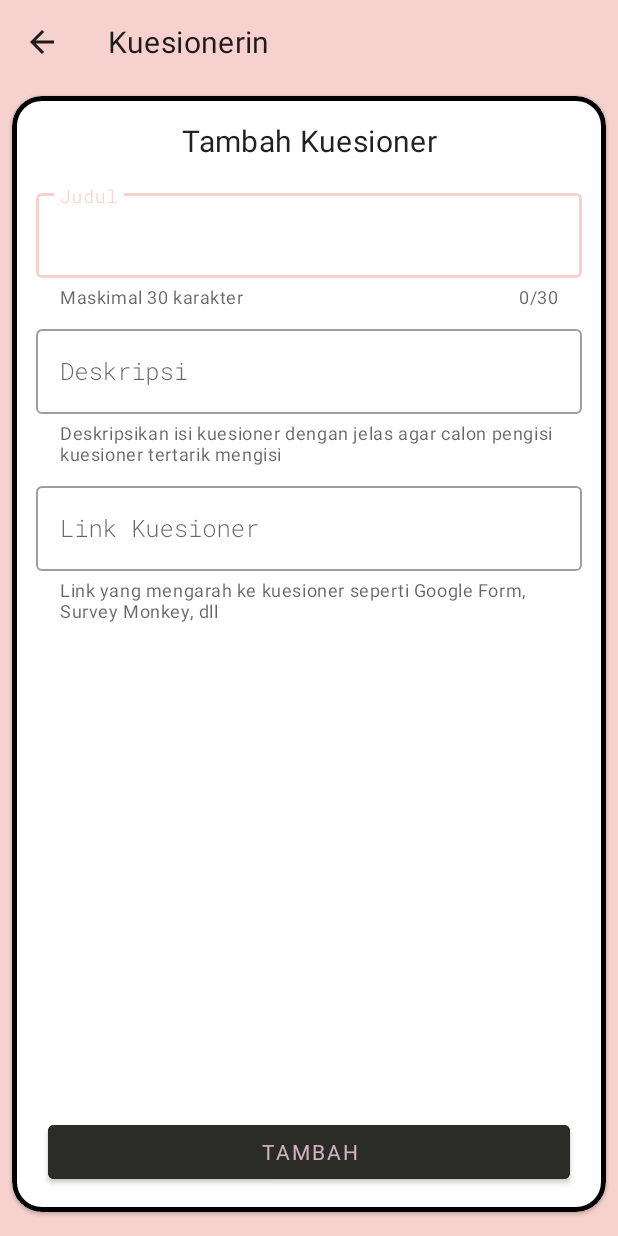
After one commit to Alahaz/Kuesionerin, an Android app: the AddActivity screen opened directly, with no data from a screen before it, on a phone screen of 412 x 824 dp. The commit adds this screen. Run offline under Robolectric (Android 15) with nearby library versions, the phone set to English and light mode, and no system bars; our stand-ins replace Firebase (no records; nobody signed in at launch, a user with empty details on screens opened directly); Roboto replaces fonts that are not available here.

Commit message:
menambahkan aktivitas tambah

```diff
--- a/app/src/main/AndroidManifest.xml
+++ b/app/src/main/AndroidManifest.xml
@@ -2,7 +2,7 @@
 <manifest xmlns:android="http://schemas.android.com/apk/res/android"
     package="com.ziesapp.kuesionerin">
 
-    <uses-permission android:name="android.permission.INTERNET"/>
+    <uses-permission android:name="android.permission.INTERNET" />
 
     <application
         android:allowBackup="true"
@@ -11,7 +11,9 @@
         android:roundIcon="@mipmap/ic_launcher_round"
         android:supportsRtl="true"
         android:theme="@style/Theme.Kuesionerin">
-        <activity android:name=".SplashActivity"
+        <activity android:name=".AddActivity" android:parentActivityName=".MainActivity"></activity>
+        <activity
+            android:name=".SplashActivity"
             android:launchMode="singleTask"
             android:theme="@style/SplashScreenTheme">
             <intent-filter>
--- /dev/null
+++ b/app/src/main/java/com/ziesapp/kuesionerin/AddActivity.kt
@@ -0,0 +1,44 @@
+package com.ziesapp.kuesionerin
+
+import android.content.Intent
+import androidx.appcompat.app.AppCompatActivity
+import android.os.Bundle
+import android.util.Log
+import android.widget.Toast
+import com.google.firebase.firestore.FirebaseFirestore
+import com.ziesapp.kuesionerin.data.Item
+import com.ziesapp.kuesionerin.databinding.ActivityAddBinding
+import com.ziesapp.kuesionerin.databinding.ActivityMainBinding
+
+class AddActivity : AppCompatActivity() {
+    private lateinit var binding: ActivityAddBinding
+    private val db: FirebaseFirestore = FirebaseFirestore.getInstance()
+
+    override fun onCreate(savedInstanceState: Bundle?) {
+        super.onCreate(savedInstanceState)
+        supportActionBar!!.elevation = 0F
+        binding = ActivityAddBinding.inflate(layoutInflater)
+        setContentView(binding.root)
+
+       binding.btnSubmit.setOnClickListener {
+           var title = binding.tfTitle.editText?.text.toString()
+           var description = binding.tfDesc.editText?.text.toString()
+           var link = binding.tfLink.editText?.text.toString()
+
+           val items = hashMapOf(
+               "title" to title,
+               "description" to description,
+               "link" to link
+           )
+
+           db.collection("items")
+               .add(items)
+               .addOnSuccessListener { documentReference -> Log.d("inilog","DocumentSnapshot added with ID: ${documentReference.id}")
+               Toast.makeText(this,"Kuesioner berhasil di upload :)",Toast.LENGTH_SHORT).show()
+               }
+           startActivity(Intent(this,MainActivity::class.java).setFlags(Intent.FLAG_ACTIVITY_CLEAR_TOP))
+           finish()
+       }
+
+    }
+}
--- a/app/src/main/java/com/ziesapp/kuesionerin/MainActivity.kt
+++ b/app/src/main/java/com/ziesapp/kuesionerin/MainActivity.kt
@@ -1,5 +1,6 @@
 package com.ziesapp.kuesionerin
 
+import android.content.Intent
 import androidx.appcompat.app.AppCompatActivity
 import android.os.Bundle
 import android.util.Log
@@ -29,6 +30,10 @@ class MainActivity : AppCompatActivity() {
 
         binding.rvMain.setHasFixedSize(true)
         getListData()
+
+        binding.fabAdd.setOnClickListener {
+            startActivity(Intent(this,AddActivity::class.java))
+        }
     }
 
     private fun getListData() {
--- /dev/null
+++ b/app/src/main/res/layout/activity_add.xml
@@ -0,0 +1,119 @@
+<?xml version="1.0" encoding="utf-8"?>
+<androidx.constraintlayout.widget.ConstraintLayout xmlns:android="http://schemas.android.com/apk/res/android"
+    xmlns:app="http://schemas.android.com/apk/res-auto"
+    xmlns:tools="http://schemas.android.com/tools"
+    android:layout_width="match_parent"
+    android:layout_height="match_parent"
+    android:background="@color/pink_pale"
+    tools:context=".AddActivity">
+
+    <com.google.android.material.card.MaterialCardView
+        android:layout_width="match_parent"
+        android:layout_height="match_parent"
+        android:layout_marginStart="8dp"
+        android:layout_marginTop="8dp"
+        android:layout_marginEnd="8dp"
+        android:layout_marginBottom="16dp"
+        app:cardCornerRadius="20dp"
+        app:layout_constraintEnd_toEndOf="parent"
+        app:layout_constraintStart_toStartOf="parent"
+        app:layout_constraintTop_toTopOf="parent"
+        app:strokeColor="@color/black"
+        app:strokeWidth="3dp">
+
+        <androidx.constraintlayout.widget.ConstraintLayout
+            android:layout_width="match_parent"
+            android:layout_height="match_parent"
+            android:gravity="center"
+            android:orientation="vertical"
+            android:padding="16dp">
+
+            <!-- Title, secondary and supporting text -->
+            <TextView
+                android:id="@+id/tv_title"
+                android:layout_width="wrap_content"
+                android:layout_height="wrap_content"
+                android:text="Tambah Kuesioner"
+                android:textAppearance="?attr/textAppearanceHeadline6"
+                app:layout_constraintEnd_toEndOf="parent"
+                app:layout_constraintStart_toStartOf="parent"
+                app:layout_constraintTop_toTopOf="parent" />
+
+            <com.google.android.material.textfield.TextInputLayout
+                android:id="@+id/tf_title"
+                style="@style/Widget.MaterialComponents.TextInputLayout.OutlinedBox"
+                android:layout_width="match_parent"
+                android:layout_height="wrap_content"
+                android:layout_marginTop="16dp"
+                android:hint="Judul"
+                app:counterEnabled="true"
+                app:counterMaxLength="30"
+                app:endIconMode="clear_text"
+                app:helperText="Maskimal 30 karakter"
+                app:helperTextEnabled="true"
+                app:layout_constraintEnd_toEndOf="parent"
+                app:layout_constraintStart_toStartOf="parent"
+                app:layout_constraintTop_toBottomOf="@+id/tv_title">
+
+                <com.google.android.material.textfield.TextInputEditText
+                    android:layout_width="match_parent"
+                    android:layout_height="wrap_content" />
+
+            </com.google.android.material.textfield.TextInputLayout>
+
+            <com.google.android.material.textfield.TextInputLayout
+                android:id="@+id/tf_desc"
+                style="@style/Widget.MaterialComponents.TextInputLayout.OutlinedBox"
+                android:layout_width="match_parent"
+                android:layout_height="wrap_content"
+                android:layout_marginTop="8dp"
+                android:hint="Deskripsi"
+                app:endIconMode="clear_text"
+                app:helperText="Deskripsikan isi kuesioner dengan jelas agar calon pengisi kuesioner tertarik mengisi"
+                app:helperTextEnabled="true"
+                app:layout_constraintStart_toStartOf="parent"
+                app:layout_constraintTop_toBottomOf="@+id/tf_title">
+
+                <com.google.android.material.textfield.TextInputEditText
+                    android:layout_width="match_parent"
+                    android:layout_height="wrap_content" />
+
+            </com.google.android.material.textfield.TextInputLayout>
+
+            <com.google.android.material.textfield.TextInputLayout
+                android:id="@+id/tf_link"
+                style="@style/Widget.MaterialComponents.TextInputLayout.OutlinedBox"
+                android:layout_width="match_parent"
+                android:layout_height="wrap_content"
+                android:layout_marginTop="8dp"
+                android:hint="Link Kuesioner"
+                app:endIconMode="clear_text"
+                app:helperText="Link yang mengarah ke kuesioner seperti Google Form, Survey Monkey, dll"
+                app:helperTextEnabled="true"
+                app:layout_constraintStart_toStartOf="parent"
+                app:layout_constraintTop_toBottomOf="@+id/tf_desc">
+
+                <com.google.android.material.textfield.TextInputEditText
+                    android:layout_width="match_parent"
+                    android:layout_height="wrap_content" />
+
+            </com.google.android.material.textfield.TextInputLayout>
+
+            <Button
+                android:id="@+id/btn_submit"
+                android:layout_width="match_parent"
+                android:layout_height="wrap_content"
+                android:layout_marginHorizontal="8dp"
+                android:backgroundTint="@color/green_900"
+                android:fontFamily="?attr/textAppearanceCaption"
+                android:text="TAMBAH"
+                android:textColor="@color/thistle"
+                app:layout_constraintBottom_toBottomOf="parent"
+                app:layout_constraintEnd_toEndOf="parent"
+                app:layout_constraintStart_toStartOf="parent" />
+
+        </androidx.constraintlayout.widget.ConstraintLayout>
+
+    </com.google.android.material.card.MaterialCardView>
+
+</androidx.constraintlayout.widget.ConstraintLayout>
--- a/build.gradle
+++ b/build.gradle
@@ -6,7 +6,7 @@ buildscript {
         mavenCentral()
     }
     dependencies {
-        classpath "com.android.tools.build:gradle:4.2.2"
+        classpath 'com.android.tools.build:gradle:7.0.0'
         classpath "org.jetbrains.kotlin:kotlin-gradle-plugin:$kotlin_version"
         classpath "com.google.gms:google-services:4.3.8"
         // NOTE: Do not place your application dependencies here; they belong
```
Also changed, not shown: gradle/wrapper/gradle-wrapper.properties.
